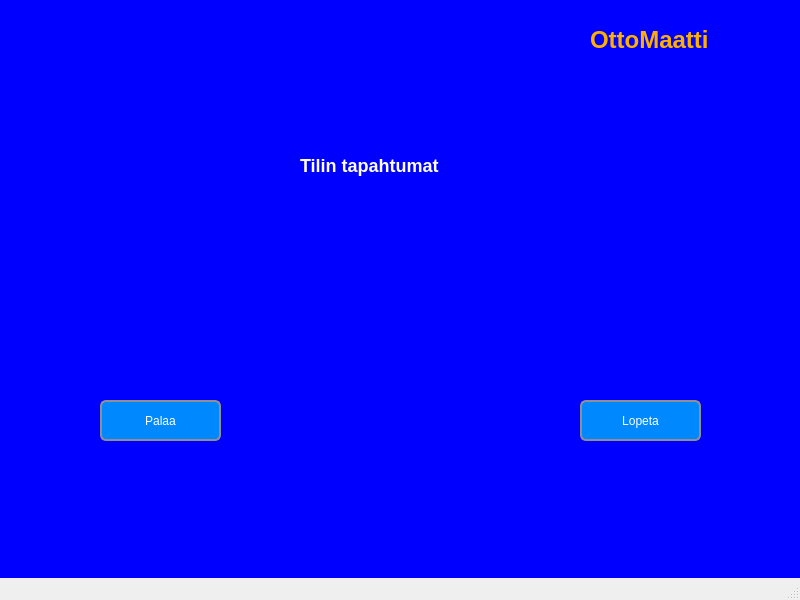
First picture: the form in Pankkimaatti/bankautomat.ui, repository tvt20kmo-ohjelmistokehitysprojekti/Group12, before the edit.
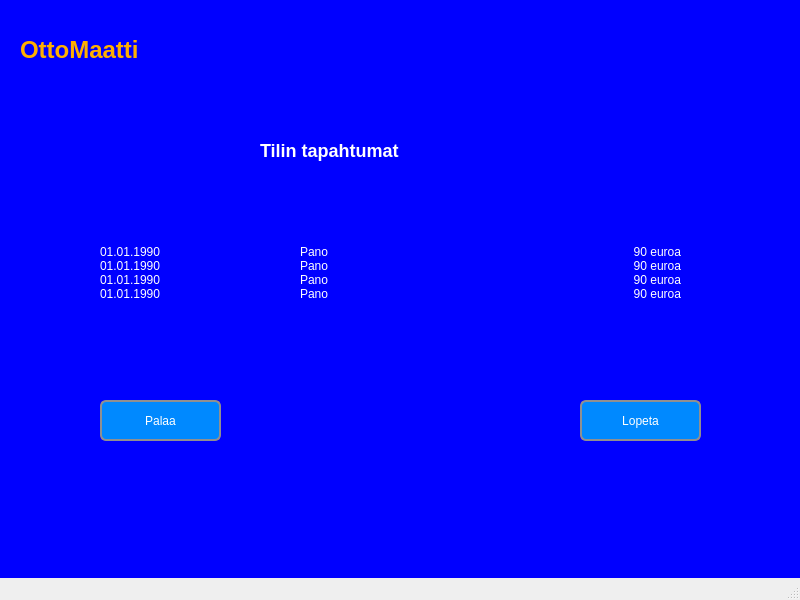
Second picture: the form after the edit. The open tabs and pages were chosen to show the change.

```diff
--- a/Pankkimaatti/bankautomat.ui
+++ b/Pankkimaatti/bankautomat.ui
@@ -629,10 +629,10 @@
      <widget class="QLabel" name="label_9">
       <property name="geometry">
        <rect>
-        <x>300</x>
-        <y>160</y>
-        <width>211</width>
-        <height>51</height>
+        <x>260</x>
+        <y>130</y>
+        <width>341</width>
+        <height>81</height>
        </rect>
       </property>
       <property name="text">
@@ -643,13 +643,13 @@
       <property name="geometry">
        <rect>
         <x>100</x>
-        <y>210</y>
-        <width>591</width>
-        <height>151</height>
+        <y>230</y>
+        <width>181</width>
+        <height>141</height>
        </rect>
       </property>
       <property name="text">
-       <string/>
+       <string>01.01.1990&lt;br&gt;01.01.1990&lt;br&gt;01.01.1990&lt;br&gt;01.01.1990&lt;br&gt;</string>
       </property>
      </widget>
      <widget class="QPushButton" name="TransactionBtnLopeta">
@@ -687,10 +687,10 @@
      <widget class="QLabel" name="label_18">
       <property name="geometry">
        <rect>
-        <x>590</x>
-        <y>40</y>
-        <width>191</width>
-        <height>41</height>
+        <x>20</x>
+        <y>30</y>
+        <width>291</width>
+        <height>81</height>
        </rect>
       </property>
       <property name="styleSheet">
@@ -700,6 +700,35 @@
        <string>&lt;h1&gt;OttoMaatti&lt;/h1&gt;</string>
       </property>
      </widget>
+     <widget class="QLabel" name="transactionLabelTransaction_2">
+      <property name="geometry">
+       <rect>
+        <x>500</x>
+        <y>230</y>
+        <width>181</width>
+        <height>141</height>
+       </rect>
+      </property>
+      <property name="text">
+       <string>90 euroa&lt;br&gt;90 euroa&lt;br&gt;90 euroa&lt;br&gt;90 euroa&lt;br&gt;</string>
+      </property>
+      <property name="alignment">
+       <set>Qt::AlignRight|Qt::AlignTrailing|Qt::AlignVCenter</set>
+      </property>
+     </widget>
+     <widget class="QLabel" name="transactionLabelTransaction_3">
+      <property name="geometry">
+       <rect>
+        <x>300</x>
+        <y>230</y>
+        <width>181</width>
+        <height>141</height>
+       </rect>
+      </property>
+      <property name="text">
+       <string>Pano&lt;br&gt;Pano&lt;br&gt;Pano&lt;br&gt;Pano&lt;br&gt;</string>
+      </property>
+     </widget>
     </widget>
    </widget>
   </widget>
```
Left out of the diff: 104 changed lines with no effect on the pictures.
